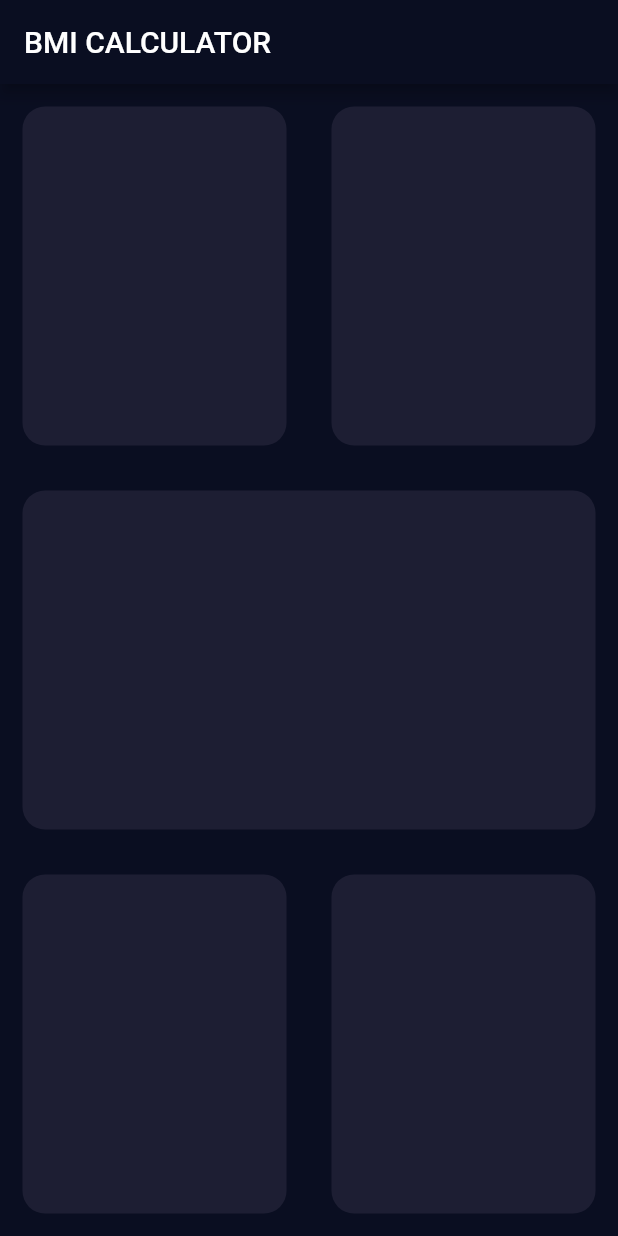
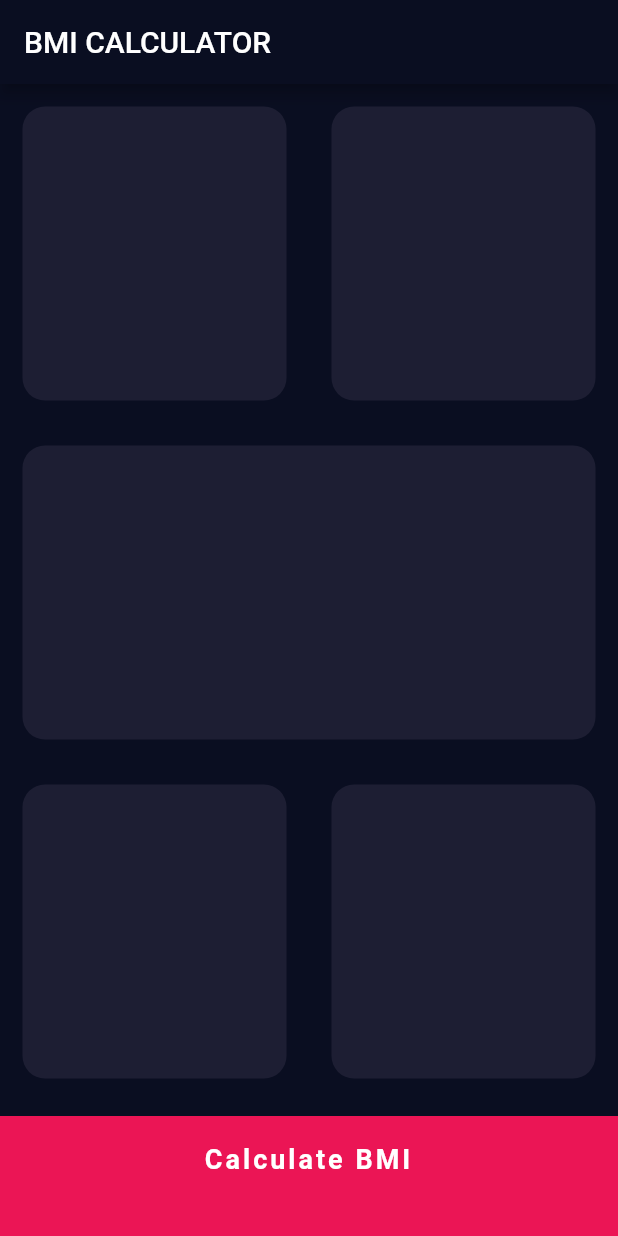
Before and after one commit to nouhben/myBMI, a Flutter app: the screen it shows after launch, on a phone screen of 412 x 824 dp. Run offline on Flutter 3.47's test engine with Material 2 defaults, Android fonts, the light colour scheme and no system bars.

Commit message:
const colors and height

```diff
--- a/lib/input_page.dart
+++ b/lib/input_page.dart
@@ -1,4 +1,8 @@
 import 'package:flutter/material.dart';
+
+const double bottomContainerHeight = 80.0;
+const Color activeCardColor = Color(0xff1D1E33);
+const Color bottomContainerColor = Color(0xffEB1555);
 
 class InputPage extends StatefulWidget {
   @override
@@ -12,36 +16,48 @@ class _InputPageState extends State<InputPage> {
       appBar: AppBar(
         title: Text('BMI CALCULATOR'),
       ),
-      body: SafeArea(
-        child: Column(
+      body: Column(
         children: [
           Expanded(
               child: Row(
             children: [
               Expanded(
-                  child: ReusableCard(colour: Color(0xff1D1E33)),
+                child: ReusableCard(colour: activeCardColor),
               ),
               Expanded(
-                  child: ReusableCard(colour: Color(0xff1D1E33)),
+                child: ReusableCard(colour: activeCardColor),
               ),
             ],
           )),
           Expanded(
-              child: ReusableCard(colour: Color(0xff1D1E33)),
+            child: ReusableCard(colour: activeCardColor),
           ),
           Expanded(
             child: Row(
               children: [
                 Expanded(
-                  child: ReusableCard(colour: Color(0xff1D1E33)),
+                  child: ReusableCard(colour: activeCardColor),
                 ),
                 Expanded(
-                  child: ReusableCard(colour: Color(0xff1D1E33)),
+                  child: ReusableCard(colour: activeCardColor),
                 ),
               ],
-            )),
+            ),
+          ),
+          Container(
+            width: double.infinity,
+            height: bottomContainerHeight,
+            margin: EdgeInsets.only(top: 10.0),
+            color: bottomContainerColor,
+            child: Padding(
+              padding: const EdgeInsets.all(18.0),
+              child: Text(
+                'Calculate BMI',
+                textAlign: TextAlign.center,
+              ),
+            ),
+          ),
         ],
-        ),
       ),
     );
   }
```
Lines whose indentation alone changed are shown as unchanged.
